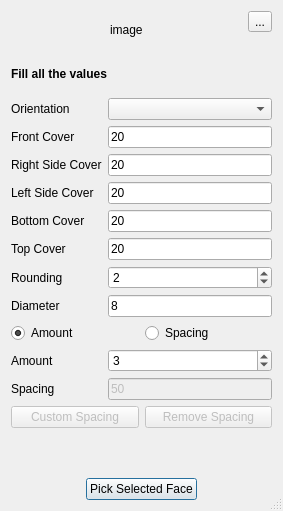
This is UShapeRebar.ui in amrit3701/FreeCAD-Reinforcement as Qt 5 draws it before an edit. The edited form follows.
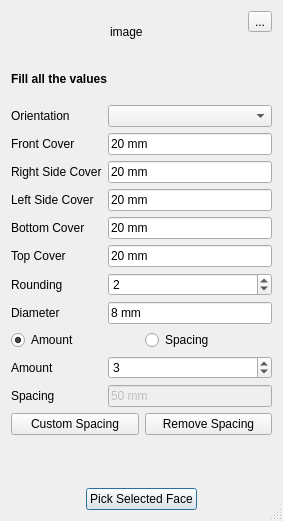
This is the edited form. Custom widgets are drawn as their Qt base class.

Commit message: Enabled Custom Spacing button all rebars dialog

```diff
--- a/UShapeRebar.ui
+++ b/UShapeRebar.ui
@@ -7,7 +7,7 @@
     <x>0</x>
     <y>0</y>
     <width>283</width>
-    <height>511</height>
+    <height>521</height>
    </rect>
   </property>
   <property name="windowTitle">
@@ -65,7 +65,7 @@
      <item row="1" column="1">
       <widget class="Gui::InputField" name="frontCover">
        <property name="text">
-        <string>20</string>
+        <string>20 mm</string>
        </property>
        <property name="unit" stdset="0">
         <string notr="true"/>
@@ -82,7 +82,7 @@
      <item row="2" column="1">
       <widget class="Gui::InputField" name="r_sideCover">
        <property name="text">
-        <string>20</string>
+        <string>20 mm</string>
        </property>
        <property name="unit" stdset="0">
         <string notr="true"/>
@@ -92,7 +92,7 @@
      <item row="4" column="1">
       <widget class="Gui::InputField" name="bottomCover">
        <property name="text">
-        <string>20</string>
+        <string>20 mm</string>
        </property>
        <property name="unit" stdset="0">
         <string notr="true"/>
@@ -109,7 +109,7 @@
      <item row="5" column="1">
       <widget class="Gui::InputField" name="topCover">
        <property name="text">
-        <string>20</string>
+        <string>20 mm</string>
        </property>
        <property name="unit" stdset="0">
         <string notr="true"/>
@@ -192,7 +192,7 @@
         <bool>false</bool>
        </property>
        <property name="text">
-        <string>50</string>
+        <string>50 mm</string>
        </property>
        <property name="unit" stdset="0">
         <string notr="true"/>
@@ -202,7 +202,7 @@
      <item row="7" column="1">
       <widget class="Gui::InputField" name="diameter">
        <property name="text">
-        <string>8</string>
+        <string>8 mm</string>
        </property>
        <property name="unit" stdset="0">
         <string notr="true"/>
@@ -222,7 +222,7 @@
      <item row="3" column="1">
       <widget class="Gui::InputField" name="l_sideCover">
        <property name="text">
-        <string>20</string>
+        <string>20 mm</string>
        </property>
        <property name="unit" stdset="0">
         <string notr="true"/>
@@ -243,7 +243,7 @@
      <item>
       <widget class="QPushButton" name="customSpacing">
        <property name="enabled">
-        <bool>false</bool>
+        <bool>true</bool>
        </property>
        <property name="text">
         <string>Custom Spacing</string>
@@ -253,7 +253,7 @@
      <item>
       <widget class="QPushButton" name="removeCustomSpacing">
        <property name="enabled">
-        <bool>false</bool>
+        <bool>true</bool>
        </property>
        <property name="text">
         <string>Remove Spacing</string>
```
The commit also changes 9 other files.
